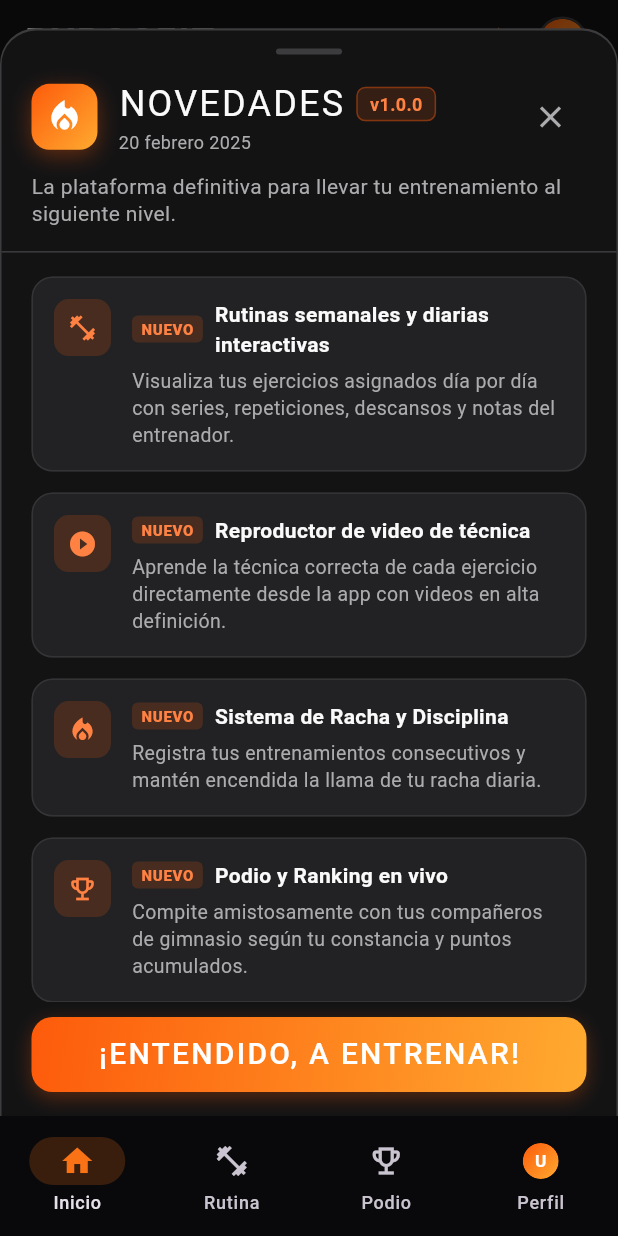
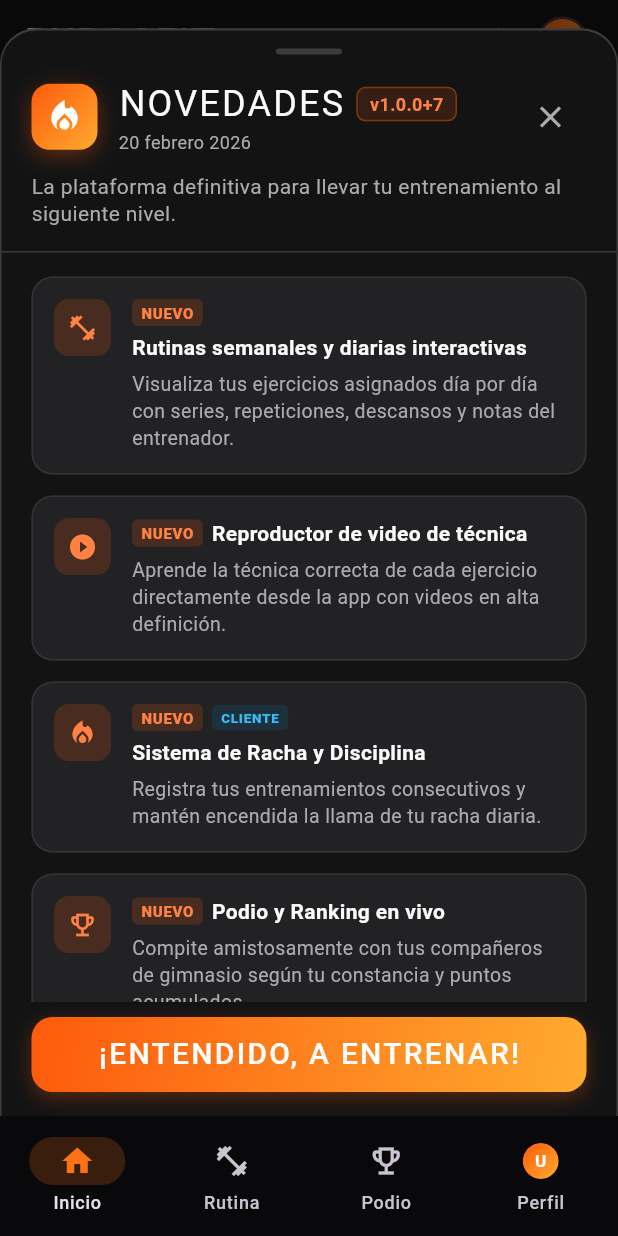
Before and after one commit to AbelSpecs/FitnessCocoMovil, a Flutter app: the HomeScreen screen opened by its route, after a tap on the "auto awesome" icon, on a phone screen of 412 x 824 dp. Run offline on Flutter 3.47's test engine with Material 3 defaults, Android fonts, the phone set to English and light mode, and no system bars; our stand-ins replace dio, flutter_dotenv, flutter_secure_storage, go_router, image_picker, logger and 4 more; missing offline and left inert: webview_flutter_android; accounts and stored records are empty; network calls fail; Roboto replaces fonts that are missing (Barlow, BebasNeue); project files that could hold a hidden picture were left out.

Commit message:
ft: new changes for release notes feed

```diff
--- a/lib/features/release_notes/data/models/release_note_model.dart
+++ b/lib/features/release_notes/data/models/release_note_model.dart
@@ -1,4 +1,5 @@
 import 'package:flutter/material.dart';
+import 'package:pyrosfitmovil/features/auth/data/models/user_auth_model.dart';
 
 /// Clasificación de cada añadido o cambio en la versión
 enum ReleaseItemType {
@@ -7,6 +8,58 @@ enum ReleaseItemType {
   fix,         // Corrección de bugs
   ui,          // Rediseño o cambio visual
   performance, // Rendimiento
+}
+
+/// Audiencia objetivo de una novedad
+enum TargetAudience {
+  all,     // Visible para todos los usuarios
+  student, // Específico para clientes / alumnos
+  coach,   // Específico para entrenadores
+}
+
+extension TargetAudienceExtension on TargetAudience {
+  String get label {
+    switch (this) {
+      case TargetAudience.all:
+        return 'TODOS';
+      case TargetAudience.student:
+        return 'CLIENTE';
+      case TargetAudience.coach:
+        return 'COACH';
+    }
+  }
+
+  /// Indica si el ítem es relevante y visible para el rol del usuario actual
+  bool isVisibleFor(Role? role) {
+    if (this == TargetAudience.all) return true;
+    if (role == Role.coach) {
+      return this == TargetAudience.coach;
+    } else {
+      return this == TargetAudience.student;
+    }
+  }
+
+  Color get badgeBgColor {
+    switch (this) {
+      case TargetAudience.all:
+        return Colors.white.withValues(alpha: 0.08);
+      case TargetAudience.student:
+        return const Color(0xFF0284C7).withValues(alpha: 0.15); // Azul / Celeste
+      case TargetAudience.coach:
+        return const Color(0xFFF95A0B).withValues(alpha: 0.15); // Naranja Pyros
+    }
+  }
+
+  Color get badgeTextColor {
+    switch (this) {
+      case TargetAudience.all:
+        return const Color(0xFFACACAF);
+      case TargetAudience.student:
+        return const Color(0xFF38BDF8);
+      case TargetAudience.coach:
+        return const Color(0xFFFF8243);
+    }
+  }
 }
 
 extension ReleaseItemTypeExtension on ReleaseItemType {
@@ -76,11 +129,13 @@ class ReleaseItem {
   final String title;
   final String description;
   final ReleaseItemType type;
+  final TargetAudience audience;
   final IconData? icon;
 
   const ReleaseItem({
     required this.title,
     required this.description,
+    this.audience = TargetAudience.all,
     this.type = ReleaseItemType.feature,
     this.icon,
   });
@@ -89,6 +144,7 @@ class ReleaseItem {
     return {
       'title': title,
       'description': description,
+      'audience': audience.name,
       'type': type.name,
     };
   }
@@ -97,6 +153,10 @@ class ReleaseItem {
     return ReleaseItem(
       title: map['title'] ?? '',
       description: map['description'] ?? '',
+      audience: TargetAudience.values.firstWhere(
+        (e) => e.name == map['audience'],
+        orElse: () => TargetAudience.all,
+      ),
       type: ReleaseItemType.values.firstWhere(
         (e) => e.name == map['type'],
         orElse: () => ReleaseItemType.feature,
@@ -110,7 +170,7 @@ class ReleaseNote {
   /// Versión semántica (ej. "1.0.0", "1.1.0")
   final String version;
 
-  /// Número de build opcional (ej. 7)
+  /// Número de build opcional (ej. 7, 8)
   final int? buildNumber;
 
   /// Fecha del lanzamiento
@@ -137,6 +197,15 @@ class ReleaseNote {
     this.isMajor = false,
     required this.items,
   });
+
+  /// Versión completa con build number si existe (ej: "1.0.0+8")
+  String get fullVersion =>
+      buildNumber != null ? '$version+$buildNumber' : version;
+
+  /// Retorna los ítems filtrados según el rol del usuario (Role.coach o Role.student)
+  List<ReleaseItem> filteredItemsFor(Role? role) {
+    return items.where((item) => item.audience.isVisibleFor(role)).toList();
+  }
 
   Map<String, dynamic> toMap() {
     return {
--- a/lib/features/release_notes/presentation/widgets/whats_new_bottom_sheet.dart
+++ b/lib/features/release_notes/presentation/widgets/whats_new_bottom_sheet.dart
@@ -1,5 +1,7 @@
 import 'package:flutter/material.dart';
 import 'package:intl/intl.dart';
+import 'package:provider/provider.dart';
+import 'package:pyrosfitmovil/features/auth/presentation/controllers/auth_provider.dart';
 import 'package:pyrosfitmovil/features/release_notes/data/models/release_note_model.dart';
 import 'package:pyrosfitmovil/features/release_notes/data/release_notes_catalog.dart';
 import 'package:pyrosfitmovil/features/release_notes/services/release_notes_service.dart';
@@ -62,6 +64,12 @@ class WhatsNewBottomSheet extends StatelessWidget {
   Widget build(BuildContext context) {
     final formattedDate =
         DateFormat('d MMMM yyyy', 'es_US').format(releaseNote.releaseDate);
+
+    // Obtener el rol actual para filtrar novedades relevantes
+    final auth = context.watch<AuthProvider>();
+    final userRole = auth.user?.role;
+    final visibleItems = releaseNote.filteredItemsFor(userRole);
+    final itemsToDisplay = visibleItems.isNotEmpty ? visibleItems : releaseNote.items;
 
     return Container(
       constraints: BoxConstraints(
@@ -150,7 +158,7 @@ class WhatsNewBottomSheet extends StatelessWidget {
                                 ),
                               ),
                               child: Text(
-                                'v${releaseNote.version}',
+                                'v${releaseNote.version}${releaseNote.buildNumber != null ? '+${releaseNote.buildNumber}' : ''}',
                                 style: const TextStyle(
                                   fontSize: 12,
                                   fontWeight: FontWeight.w700,
@@ -204,10 +212,10 @@ class WhatsNewBottomSheet extends StatelessWidget {
               child: ListView.separated(
                 shrinkWrap: true,
                 padding: const EdgeInsets.symmetric(horizontal: 20.0, vertical: 16.0),
-                itemCount: releaseNote.items.length,
+                itemCount: itemsToDisplay.length,
                 separatorBuilder: (context, index) => const SizedBox(height: 14),
                 itemBuilder: (context, index) {
-                  final item = releaseNote.items[index];
+                  final item = itemsToDisplay[index];
                   final iconData = item.icon ?? item.type.defaultIcon;
 
                   return Container(
@@ -238,7 +246,10 @@ class WhatsNewBottomSheet extends StatelessWidget {
                           child: Column(
                             crossAxisAlignment: CrossAxisAlignment.start,
                             children: [
-                              Row(
+                              Wrap(
+                                spacing: 6,
+                                runSpacing: 4,
+                                crossAxisAlignment: WrapCrossAlignment.center,
                                 children: [
                                   Container(
                                     padding: const EdgeInsets.symmetric(
@@ -257,17 +268,30 @@ class WhatsNewBottomSheet extends StatelessWidget {
                                       ),
                                     ),
                                   ),
-                                  const SizedBox(width: 8),
-                                  Expanded(
-                                    child: Text(
-                                      item.title,
-                                      style: const TextStyle(
-                                        fontSize: 14,
-                                        fontWeight: FontWeight.w600,
-                                        color: AppTheme.foreground,
+                                  if (item.audience != TargetAudience.all)
+                                    Container(
+                                      padding: const EdgeInsets.symmetric(
+                                          horizontal: 6, vertical: 2),
+                                      decoration: BoxDecoration(
+                                        color: item.audience.badgeBgColor,
+                                        borderRadius: BorderRadius.circular(4),
                                       ),
-                                      maxLines: 2,
-                                      overflow: TextOverflow.ellipsis,
+                                      child: Text(
+                                        item.audience.label,
+                                        style: TextStyle(
+                                          fontSize: 9,
+                                          fontWeight: FontWeight.w800,
+                                          letterSpacing: 0.5,
+                                          color: item.audience.badgeTextColor,
+                                        ),
+                                      ),
+                                    ),
+                                  Text(
+                                    item.title,
+                                    style: const TextStyle(
+                                      fontSize: 14,
+                                      fontWeight: FontWeight.w600,
+                                      color: AppTheme.foreground,
                                     ),
                                   ),
                                 ],
--- a/lib/features/release_notes/services/release_notes_service.dart
+++ b/lib/features/release_notes/services/release_notes_service.dart
@@ -16,13 +16,16 @@ class ReleaseNotesService {
 
   String? _cachedCurrentVersion;
 
-  /// Obtiene la versión actual de la aplicación desde el sistema (ej. "1.0.0")
-  Future<String> getCurrentAppVersion() async {
+  /// Obtiene la versión actual de la aplicación desde el sistema (ej. "1.0.0+8")
+  Future<String> getCurrentAppVersion({bool includeBuildNumber = true}) async {
     if (_cachedCurrentVersion != null) return _cachedCurrentVersion!;
     try {
       final info = await PackageInfo.fromPlatform();
-      _cachedCurrentVersion = info.version;
-      return info.version;
+      final version = (includeBuildNumber && info.buildNumber.isNotEmpty)
+          ? '${info.version}+${info.buildNumber}'
+          : info.version;
+      _cachedCurrentVersion = version;
+      return version;
     } catch (e) {
       _logger.e('Error al obtener la versión de la app: $e');
       return '1.0.0';
@@ -87,6 +90,7 @@ class ReleaseNotesService {
   Future<void> resetSeenVersionForTesting() async {
     try {
       await _storage.delete(key: _storageKey);
+      _cachedCurrentVersion = null;
       _logger.i('Versión vista reiniciada para pruebas.');
     } catch (e) {
       _logger.e('Error al reiniciar last_seen_version: $e');
```
Also changed, not shown: lib/features/release_notes/data/release_notes_catalog.dart (+61 -22 lines), lib/features/release_notes/presentation/screens/release_notes_screen.dart (+27 -10 lines).
